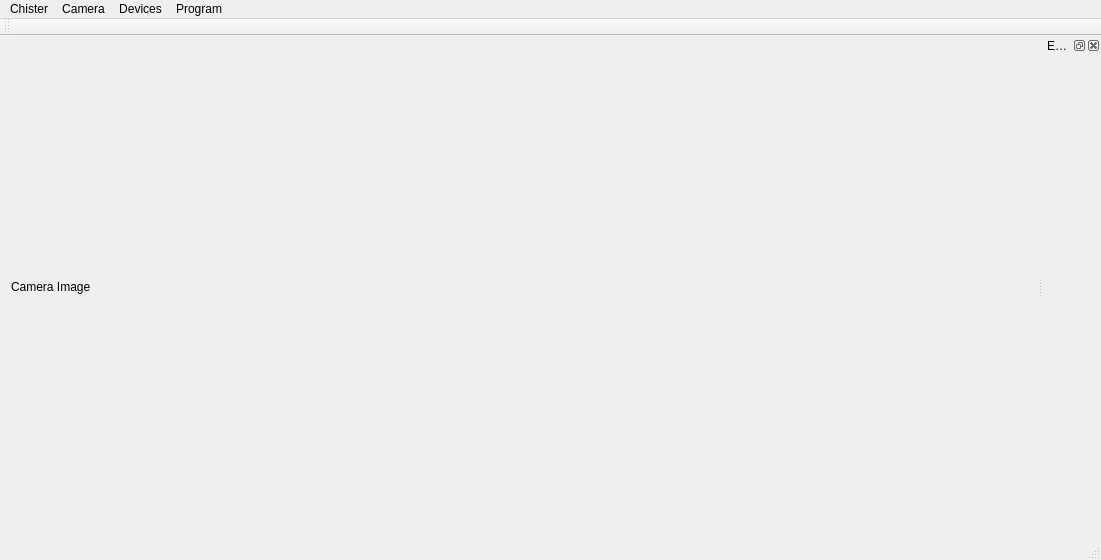
kkrizka/chister, file mainwindow.ui: the form before one commit.
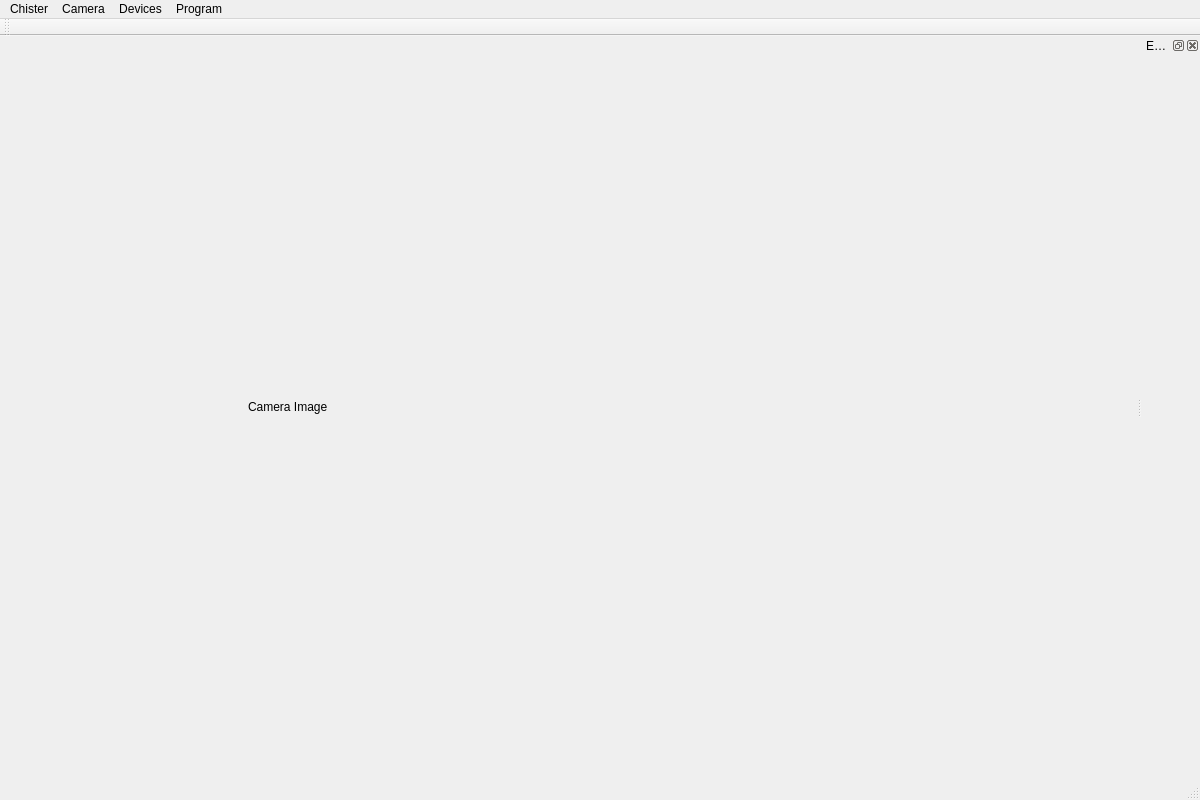
The form after the commit.

Commit message: Center camera view in main window.

The edit to the form file:
```diff
--- a/mainwindow.ui
+++ b/mainwindow.ui
@@ -6,16 +6,42 @@
    <rect>
     <x>0</x>
     <y>0</y>
-    <width>1101</width>
-    <height>551</height>
+    <width>1200</width>
+    <height>800</height>
    </rect>
   </property>
   <property name="windowTitle">
    <string>MainWindow</string>
   </property>
   <widget class="QWidget" name="centralWidget">
-   <layout class="QVBoxLayout" name="verticalLayout">
-    <item>
+   <layout class="QGridLayout" name="gridLayout">
+    <item row="1" column="0">
+     <spacer name="horizontalSpacer">
+      <property name="orientation">
+       <enum>Qt::Horizontal</enum>
+      </property>
+      <property name="sizeHint" stdset="0">
+       <size>
+        <width>40</width>
+        <height>20</height>
+       </size>
+      </property>
+     </spacer>
+    </item>
+    <item row="2" column="1">
+     <spacer name="verticalSpacer_2">
+      <property name="orientation">
+       <enum>Qt::Vertical</enum>
+      </property>
+      <property name="sizeHint" stdset="0">
+       <size>
+        <width>20</width>
+        <height>40</height>
+       </size>
+      </property>
+     </spacer>
+    </item>
+    <item row="1" column="1">
      <widget class="QLabel" name="cameraImage">
       <property name="minimumSize">
        <size>
@@ -34,6 +60,32 @@
       </property>
      </widget>
     </item>
+    <item row="0" column="1">
+     <spacer name="verticalSpacer">
+      <property name="orientation">
+       <enum>Qt::Vertical</enum>
+      </property>
+      <property name="sizeHint" stdset="0">
+       <size>
+        <width>20</width>
+        <height>40</height>
+       </size>
+      </property>
+     </spacer>
+    </item>
+    <item row="1" column="2">
+     <spacer name="horizontalSpacer_2">
+      <property name="orientation">
+       <enum>Qt::Horizontal</enum>
+      </property>
+      <property name="sizeHint" stdset="0">
+       <size>
+        <width>40</width>
+        <height>20</height>
+       </size>
+      </property>
+     </spacer>
+    </item>
    </layout>
   </widget>
   <widget class="QMenuBar" name="menuBar">
@@ -41,7 +93,7 @@
     <rect>
      <x>0</x>
      <y>0</y>
-     <width>1101</width>
+     <width>1200</width>
      <height>21</height>
     </rect>
    </property>
```
